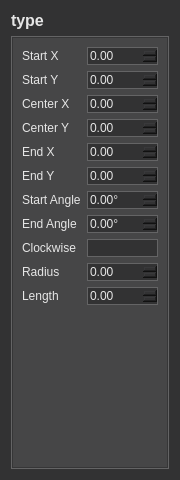
Above: src/ui/PropertyWidget.ui from chen6556/DSV before the change. Below: the same form after it.
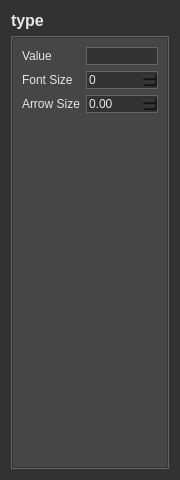
That is the form after the change. The open tabs and pages were chosen to show the change.

```diff
--- a/src/ui/PropertyWidget.ui
+++ b/src/ui/PropertyWidget.ui
@@ -1410,6 +1410,82 @@
        </item>
       </layout>
      </widget>
+     <widget class="QWidget" name="dimension_table">
+      <layout class="QVBoxLayout" name="verticalLayout_22">
+       <property name="leftMargin">
+        <number>0</number>
+       </property>
+       <property name="topMargin">
+        <number>0</number>
+       </property>
+       <property name="rightMargin">
+        <number>0</number>
+       </property>
+       <property name="bottomMargin">
+        <number>0</number>
+       </property>
+       <item>
+        <widget class="QScrollArea" name="scrollArea_11">
+         <property name="horizontalScrollBarPolicy">
+          <enum>Qt::ScrollBarPolicy::ScrollBarAlwaysOff</enum>
+         </property>
+         <property name="widgetResizable">
+          <bool>true</bool>
+         </property>
+         <widget class="QWidget" name="scrollAreaWidgetContents_11">
+          <property name="geometry">
+           <rect>
+            <x>0</x>
+            <y>0</y>
+            <width>176</width>
+            <height>431</height>
+           </rect>
+          </property>
+          <layout class="QVBoxLayout" name="verticalLayout_23">
+           <item>
+            <layout class="QFormLayout" name="formLayout_11">
+             <item row="0" column="0">
+              <widget class="QLabel" name="dim_valueLabel">
+               <property name="text">
+                <string>Value</string>
+               </property>
+              </widget>
+             </item>
+             <item row="0" column="1">
+              <widget class="QLineEdit" name="dim_value">
+               <property name="readOnly">
+                <bool>true</bool>
+               </property>
+              </widget>
+             </item>
+             <item row="1" column="0">
+              <widget class="QLabel" name="dim_fontSizeLabel">
+               <property name="text">
+                <string>Font Size</string>
+               </property>
+              </widget>
+             </item>
+             <item row="1" column="1">
+              <widget class="QSpinBox" name="dim_fontSize"/>
+             </item>
+             <item row="2" column="0">
+              <widget class="QLabel" name="dim_arrowSizeLabel">
+               <property name="text">
+                <string>Arrow Size</string>
+               </property>
+              </widget>
+             </item>
+             <item row="2" column="1">
+              <widget class="QDoubleSpinBox" name="dim_arrowSize"/>
+             </item>
+            </layout>
+           </item>
+          </layout>
+         </widget>
+        </widget>
+       </item>
+      </layout>
+     </widget>
     </widget>
    </item>
   </layout>
```
Left out of the diff: 4 changed lines with no effect on the pictures.
